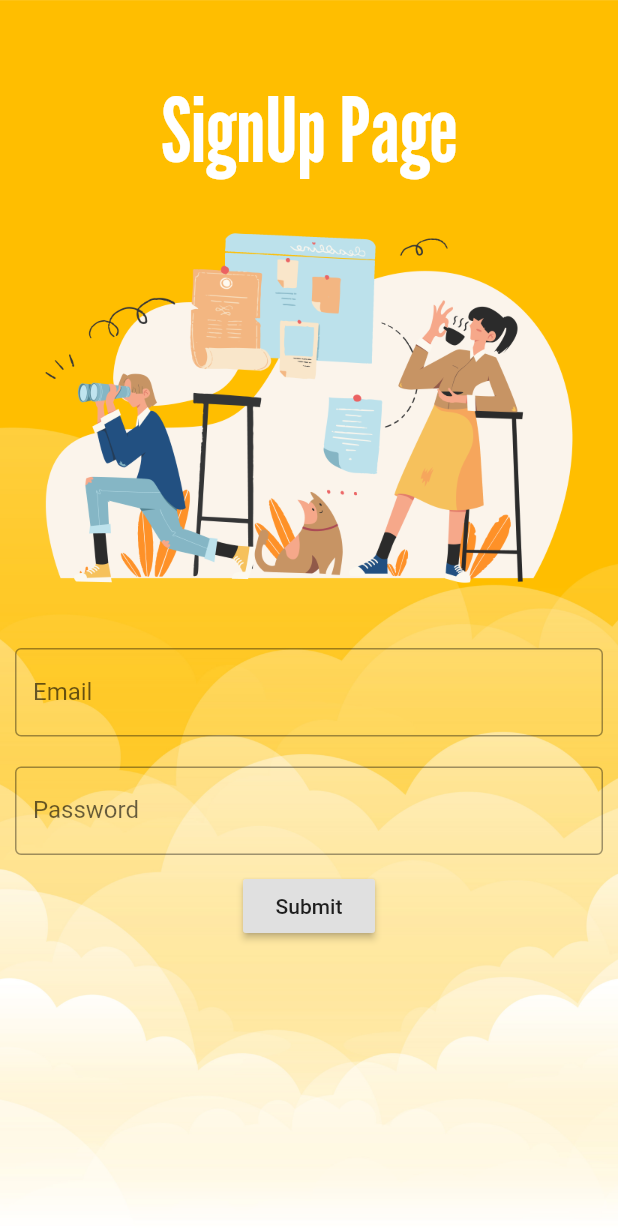
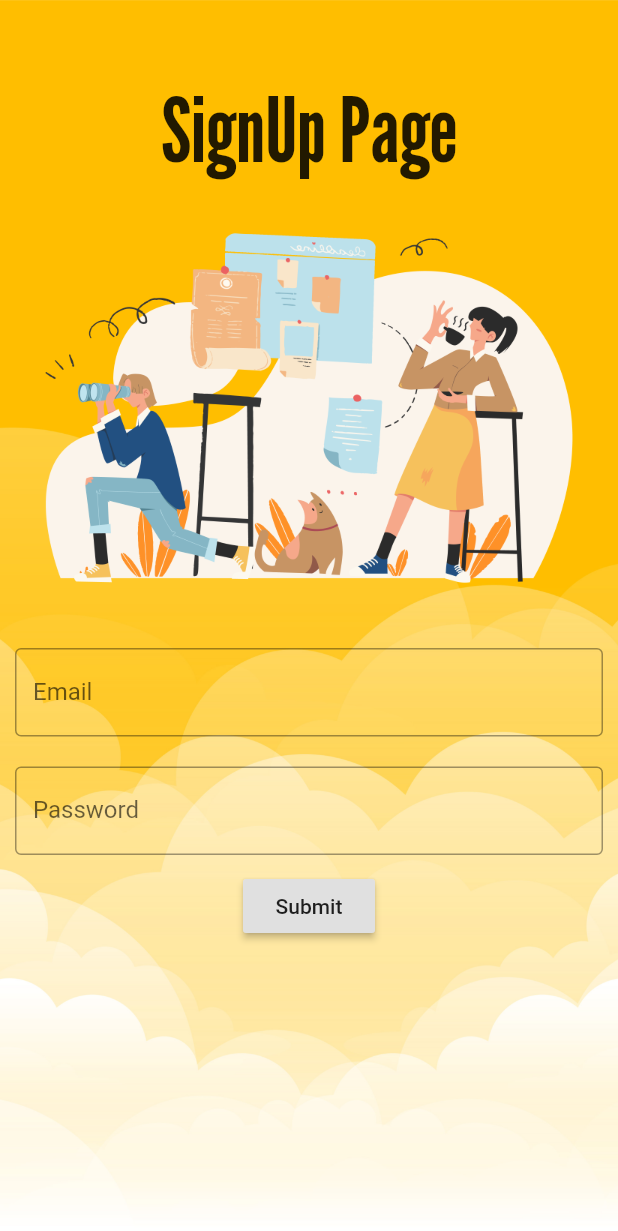
Before and after one commit to rangelkoli/testapp, a Flutter app: the screen it shows after launch, after a tap on "New Here? Sign Up", on a phone screen of 412 x 824 dp. Shown: the top 1231 px of the screen. Run offline on Flutter 3.47's test engine with Material 2 defaults, Android fonts, the light colour scheme and no system bars; our stand-ins replace animated_splash_screen, cloud_firestore, firebase_auth, firebase_core, table_calendar; accounts and stored records are empty; network calls fail.

Commit message:
changed ui a little

```diff
--- a/lib/main.dart
+++ b/lib/main.dart
@@ -1,4 +1,5 @@
 
+import 'package:animated_splash_screen/animated_splash_screen.dart';
 import 'package:app3/screens/loginpage.dart';
 import 'package:app3/screens/signup.dart';
 import 'package:app3/screens/home.dart';
@@ -6,7 +7,6 @@ import 'package:app3/screens/home.dart';
 import 'package:firebase_auth/firebase_auth.dart';
 import 'package:flutter/material.dart';
 import 'package:flutter/services.dart';
-import 'dart:ui';
 import 'package:cloud_firestore/cloud_firestore.dart';
 import 'package:firebase_core/firebase_core.dart';
 
@@ -16,20 +16,10 @@ void main() {
   Firebase.initializeApp();
   runApp(
     MaterialApp(
-       theme: ThemeData(
-    textTheme: TextTheme(
-      bodyText1: TextStyle(),
-      bodyText2: TextStyle(),
-      subtitle1: TextStyle(color: Colors.white), // <-- that's the one
 
-    ).apply(
-      bodyColor: Colors.white,
-      displayColor: Colors.white,
-    ),
-  ),
       debugShowCheckedModeBanner: false,
       routes: {
-        '/': (context) => HomePage(),
+        '/': (context) => Mainpage(),
         '/loginpage': (context) => LoginPage(),
         '/signup' : (context) => Signup(),
         '/home' :(context) => MainScreen(),
@@ -74,10 +64,9 @@ class _AnimatedImageState extends State<AnimatedImage>
   }
 }
 
-class HomePage extends StatelessWidget {
-  // This widget is the root of your application.
+class Mainpage extends StatelessWidget{
   @override
-  Widget build(BuildContext context) {
+   Widget build(BuildContext context) {
     return Scaffold(
 
       resizeToAvoidBottomInset : false,
@@ -146,11 +135,11 @@ class HomePage extends StatelessWidget {
             child: Text('Submit'),
             ),
             RaisedButton(onPressed: (){
-              Navigator.pushNamed(context, '/loginpage');
+              Navigator.pushNamed(context, '/home');
             }),
           ],
         ),
     ),
     );
-  }
+   }
 }
--- a/lib/screens/loginpage.dart
+++ b/lib/screens/loginpage.dart
@@ -96,7 +96,7 @@ class LoginPage extends StatelessWidget{
 
                 RaisedButton(onPressed: (){
                   signIn();
-                  Navigator.pushNamed(context, '/home');
+                  Navigator.pushNamed(context, '/load');
                 }
                 ,
                 child: Text('Submit'),
--- a/lib/screens/signup.dart
+++ b/lib/screens/signup.dart
@@ -1,5 +1,3 @@
-
-
 import 'package:flutter/cupertino.dart';
 import 'package:cloud_firestore/cloud_firestore.dart';
 import 'package:flutter/material.dart';
--- a/pubspec.yaml
+++ b/pubspec.yaml
@@ -38,6 +38,7 @@ dependencies:
   firebase_core: ^1.13.1
   firebase_auth: ^3.3.9
   table_calendar: ^3.0.4
+  animated_splash_screen: ^1.2.0
 
 dev_dependencies:
   flutter_test:
```
Also changed, not shown: lib/screens/home.dart (+3 -8 lines), pubspec.lock, 1 other file.
